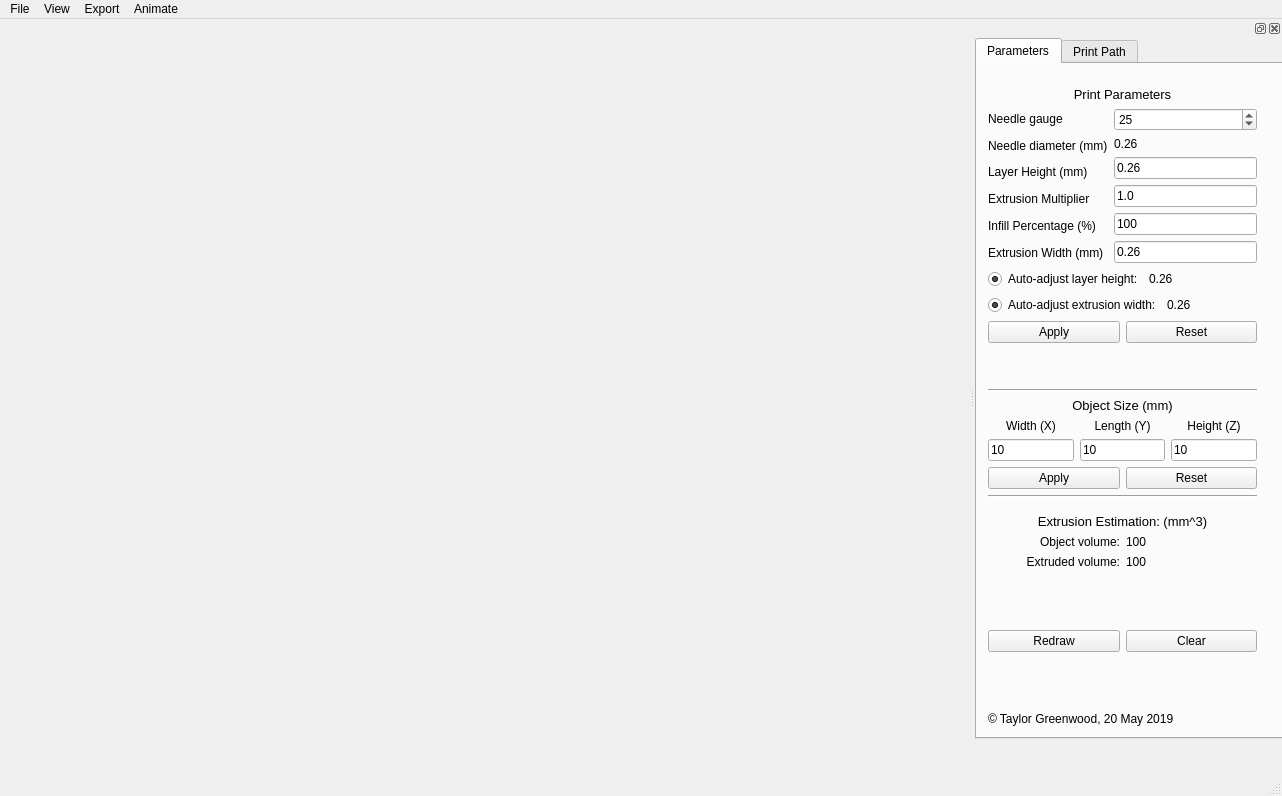
Above: mainwindowform.ui from taylorgwood/FRE_Visualizer_GUI before the change. Below: the same form after it.
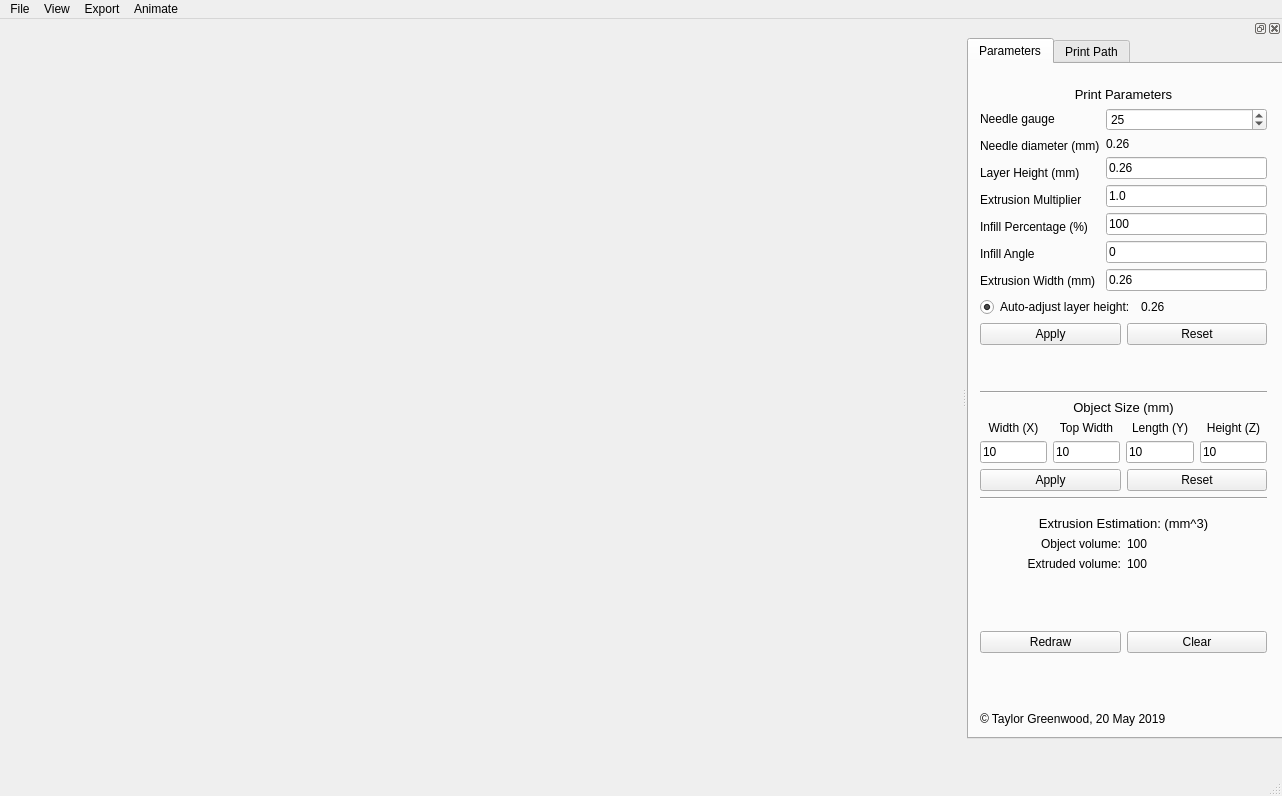
That is the form after the change.

Diff of the .ui file:
```diff
--- a/mainwindowform.ui
+++ b/mainwindowform.ui
@@ -67,7 +67,7 @@
   <widget class="QDockWidget" name="dockWidget">
    <property name="minimumSize">
     <size>
-     <width>307</width>
+     <width>315</width>
      <height>703</height>
     </size>
    </property>
@@ -96,7 +96,7 @@
         <rect>
          <x>0</x>
          <y>12</y>
-         <width>291</width>
+         <width>309</width>
          <height>661</height>
         </rect>
        </property>
@@ -161,6 +161,13 @@
                     </property>
                    </widget>
                   </item>
+                  <item>
+                   <widget class="QLabel" name="label_19">
+                    <property name="text">
+                     <string>Infill Angle</string>
+                    </property>
+                   </widget>
+                  </item>
                   <item>
                    <widget class="QLabel" name="label_10">
                     <property name="text">
@@ -213,6 +220,13 @@
                     </property>
                    </widget>
                   </item>
+                  <item>
+                   <widget class="QLineEdit" name="infillAngle">
+                    <property name="text">
+                     <string>0</string>
+                    </property>
+                   </widget>
+                  </item>
                   <item>
                    <widget class="QLineEdit" name="extrusionWidth">
                     <property name="text">
@@ -248,30 +262,6 @@
                 </item>
                </layout>
               </item>
-              <item>
-               <layout class="QHBoxLayout" name="horizontalLayout_11">
-                <item>
-                 <widget class="QRadioButton" name="autoAdjustWidthButton">
-                  <property name="text">
-                   <string>Auto-adjust extrusion width:</string>
-                  </property>
-                  <property name="checked">
-                   <bool>true</bool>
-                  </property>
-                  <property name="autoExclusive">
-                   <bool>false</bool>
-                  </property>
-                 </widget>
-                </item>
-                <item>
-                 <widget class="QLabel" name="adjustedExtrusionWidthDisplay">
-                  <property name="text">
-                   <string>0.26</string>
-                  </property>
-                 </widget>
-                </item>
-               </layout>
-              </item>
               <item>
                <layout class="QHBoxLayout" name="horizontalLayout_3">
                 <item>
@@ -352,6 +342,27 @@
                   </item>
                  </layout>
                 </item>
+                <item>
+                 <layout class="QVBoxLayout" name="verticalLayout_18">
+                  <item>
+                   <widget class="QLabel" name="label_18">
+                    <property name="text">
+                     <string>Top Width</string>
+                    </property>
+                    <property name="alignment">
+                     <set>Qt::AlignCenter</set>
+                    </property>
+                   </widget>
+                  </item>
+                  <item>
+                   <widget class="QLineEdit" name="topWidth">
+                    <property name="text">
+                     <string>10</string>
+                    </property>
+                   </widget>
+                  </item>
+                 </layout>
+                </item>
                 <item>
                  <layout class="QVBoxLayout" name="verticalLayout_2">
                   <item>
```
Left out of the diff: 2 changed lines with no effect on the pictures.
